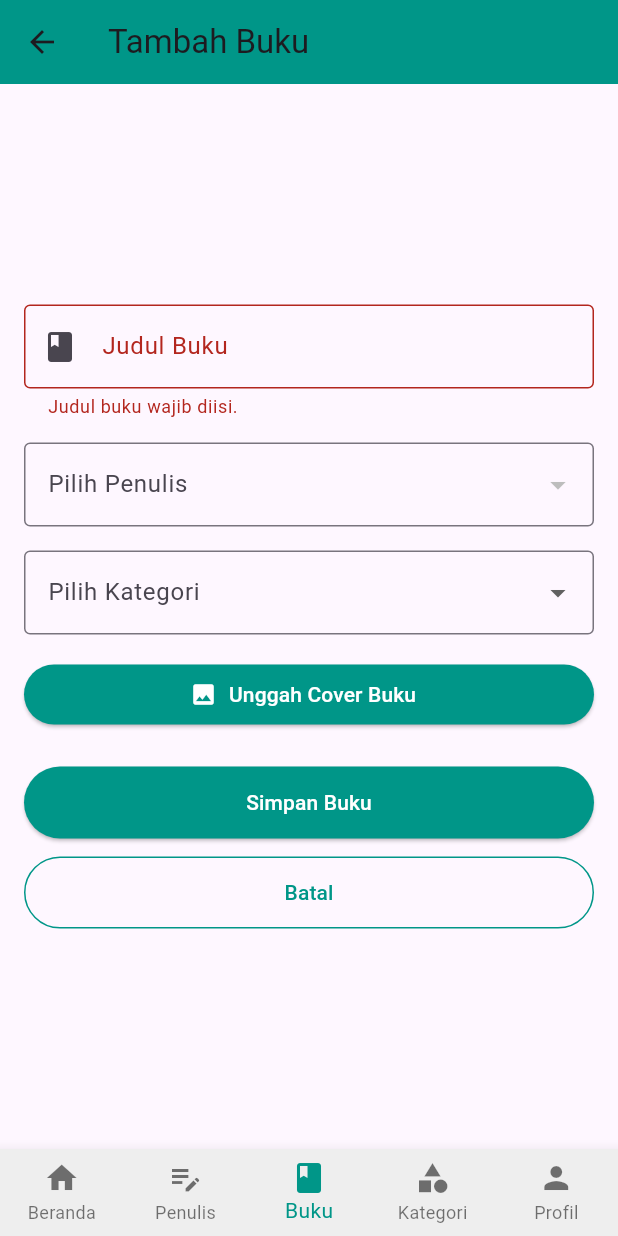
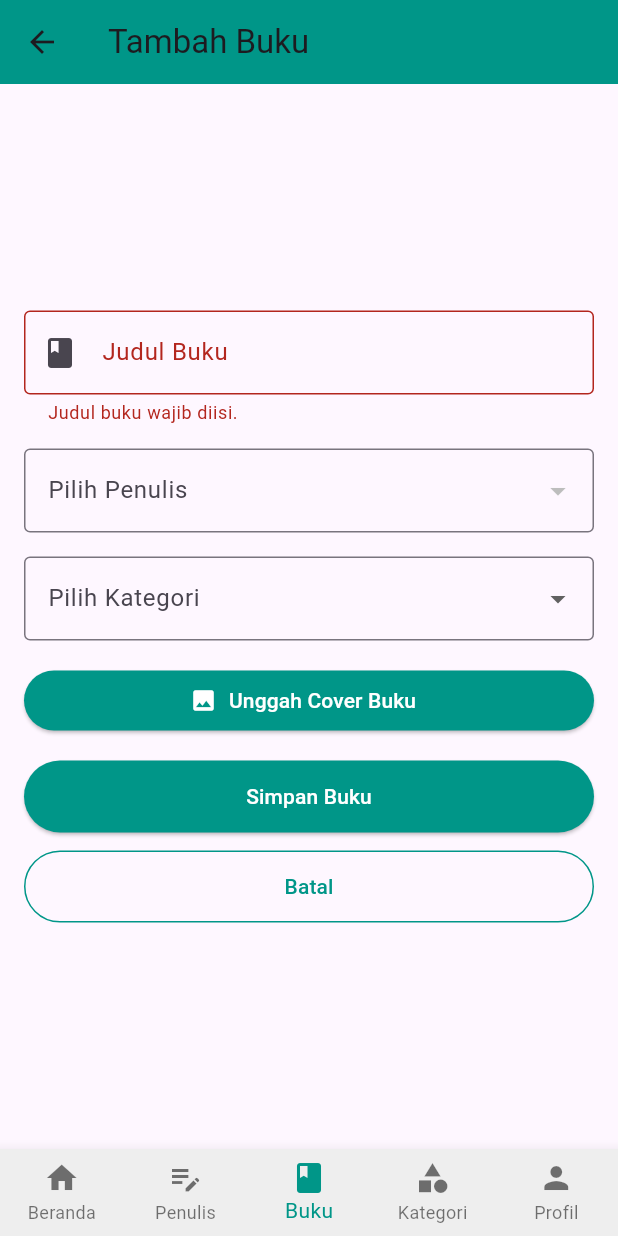
Before and after one commit to AzrilYusuf/itsnu_library_app, a Flutter app: the BookFormScreen screen opened by its route, after a tap on "Simpan Buku", on a phone screen of 412 x 824 dp. Run offline on Flutter 3.47's test engine with Material 3 defaults, Android fonts, the phone set to English and light mode, and no system bars; our stand-ins replace flutter_secure_storage, go_router, image_picker, supabase_flutter; accounts and stored records are empty.

Commit message:
style, fix, feat(screens, service): - Add border top each ListTile and add leading Icons.book. (CategoryScreen) - Style Book's cover image when the book doesn't have cover image to be Icons.book and style the text (title, author, category). (BookDetailScreen) - Style Book's cover image when the book doesn't have cover image to be Icons.book, decrease the SizedBox between the buttons, and add .clearError() in both _save and _delete method in both Screen. (BookFormScreen and AuthorFormScreen) - Add padding, borderRadius, and set icon color to deepPurple. (AuthorsScreen) - Add doesAuthorHaveBook for checking whether the author already has got book or not before deleting the author, when the author has, return an error. (SupabaseAuthorService)

```diff
--- a/lib/screens/authors_screen/authors_screen.dart
+++ b/lib/screens/authors_screen/authors_screen.dart
@@ -56,6 +56,7 @@ class _AuthorsScreenState extends State<AuthorsScreen> {
                 } else {
                   final List<AuthorModel> authors = authorProvider.authors;
                   return GridView.builder(
+                    padding: const EdgeInsets.all(12.0),
                     gridDelegate:
                         const SliverGridDelegateWithFixedCrossAxisCount(
                           crossAxisCount: 3,
@@ -70,7 +71,9 @@ class _AuthorsScreenState extends State<AuthorsScreen> {
                           GoRouter.of(context).go('/authors/form', extra: author);
                         },
                         child: Container(
+                          padding: const EdgeInsets.all(8.0),
                           decoration: BoxDecoration(
+                            borderRadius: BorderRadius.circular(8.0),
                             border: Border.all(color: Colors.grey),
                           ),
                           child: Column(
@@ -85,6 +88,7 @@ class _AuthorsScreenState extends State<AuthorsScreen> {
                                     : const Icon(
                                         Icons.person,
                                         size: 50,
+                                        color: Colors.deepPurple,
                                       ),
                               ),
                               Padding(
--- a/lib/screens/books_screen/book_detail_screen.dart
+++ b/lib/screens/books_screen/book_detail_screen.dart
@@ -44,8 +44,10 @@ class _BookDetailScreenState extends State<BookDetailScreen> {
     ).authors.firstWhere((author) => author.id == widget.book.authorId);
 
     return Scaffold(
-      appBar: AppBar(title: Text(widget.book.title),
-      backgroundColor: Colors.teal),
+      appBar: AppBar(
+        title: Text(widget.book.title),
+        backgroundColor: Colors.teal,
+      ),
       body: SingleChildScrollView(
         padding: const EdgeInsets.all(16.0),
         child: Column(
@@ -53,27 +55,42 @@ class _BookDetailScreenState extends State<BookDetailScreen> {
           children: [
             Center(
               child: CircleAvatar(
-                radius: 100.0,
-                backgroundColor: Colors.grey[200],
+                radius: 70.0,
                 backgroundImage: widget.book.imageUrl != null
                     ? NetworkImage(widget.book.imageUrl!)
-                    : AssetImage('assets/images/placeholder.png'),
+                    : null,
                 child: widget.book.imageUrl == null
-                    ? Icon(
-                        Icons.book,
-                        size: 80.0,
-                        color: Colors.grey[800],
-                      )
+                    ? Icon(Icons.book, size: 60.0)
                     : null,
               ),
             ),
 
-            const SizedBox(height: 16),
-            Text('Title: ${widget.book.title}'),
-            const SizedBox(height: 16),
-            Text('Author: ${authors.name}'),
-            const SizedBox(height: 16),
-            Text('Category: ${widget.book.category.name}'),
+            const SizedBox(height: 16.0),
+
+            Text(
+              widget.book.title,
+              style: const TextStyle(
+                fontWeight: FontWeight.bold,
+                fontSize: 30.0,
+              ),
+            ),
+
+            const SizedBox(height: 16.0),
+
+            Text(
+              'Author: ${authors.name}',
+              style: const TextStyle(
+                fontStyle: FontStyle.italic,
+                fontSize: 20.0,
+              ),
+            ),
+
+            const SizedBox(height: 16.0),
+
+            Text(
+              'Category: ${widget.book.category.name}',
+              style: const TextStyle(fontSize: 16.0),
+            ),
             // Add more book details here
           ],
         ),
--- a/lib/screens/books_screen/book_form_screen.dart
+++ b/lib/screens/books_screen/book_form_screen.dart
@@ -144,10 +144,11 @@ class _BookFormScreenState extends State<BookFormScreen> {
       } else {
         ScaffoldMessenger.of(context).showSnackBar(
           SnackBar(
-            content: Text('Gagal ${_isEditMode ? 'update' : 'membuat'} buku.'),
+            content: Text('Gagal ${_isEditMode ? 'update' : 'membuat'} buku: ${bookProvider.errorMessage}'),
             backgroundColor: Colors.red,
           ),
         );
+        bookProvider.clearError();
       }
     } catch (e) {
       if (!mounted) return;
@@ -212,6 +213,7 @@ class _BookFormScreenState extends State<BookFormScreen> {
             backgroundColor: Colors.red,
           ),
         );
+        bookProvider.clearError();
       }
     } catch (e) {
       if (!mounted) return;
@@ -250,13 +252,18 @@ class _BookFormScreenState extends State<BookFormScreen> {
                 if (_isEditMode || _selectedImageBytes != null) ...[
                   Center(
                     child: CircleAvatar(
-                      radius: 100,
+                      radius: 60,
                       backgroundImage: _currentImageUrl != null
                           ? NetworkImage(_currentImageUrl!)
                           : (_selectedImageBytes != null
                                 ? MemoryImage(_selectedImageBytes!)
                                 : null),
-                      child: null,
+                      child: _currentImageUrl == null && _selectedImageBytes == null
+                      ? Icon(
+                        Icons.book,
+                        size: 50.0,
+                      )
+                      : null,
                     ),
                   ),
                   const SizedBox(height: 16.0),
@@ -331,7 +338,7 @@ class _BookFormScreenState extends State<BookFormScreen> {
                   ),
                 ),
 
-                const SizedBox(height: 24.0),
+                const SizedBox(height: 16.0),
 
                 // Save Button
                 SizedBox(
```
Also changed, not shown: lib/screens/authors_screen/author_form_screen.dart (+10 -4 lines), lib/screens/category_screen/category_screen.dart (+16 -0 lines), lib/services/supabase_author_service.dart (+27 -0 lines).
